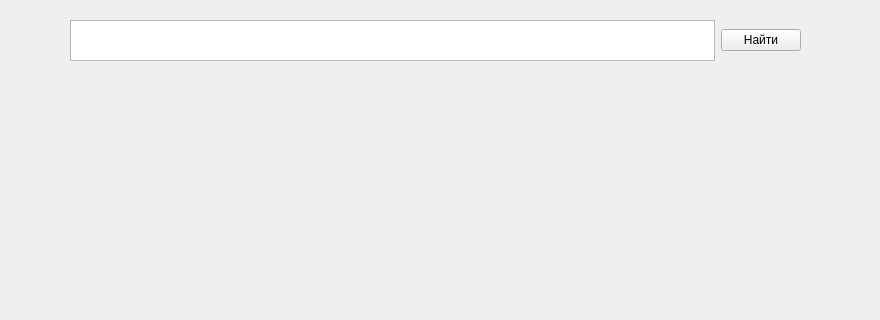
Rinels/YDEX_MAPS, file Design.ui: the form before one commit; both pictures show x 0 to 880 and y 0 to 320 of the 880 by 600 pixel window.
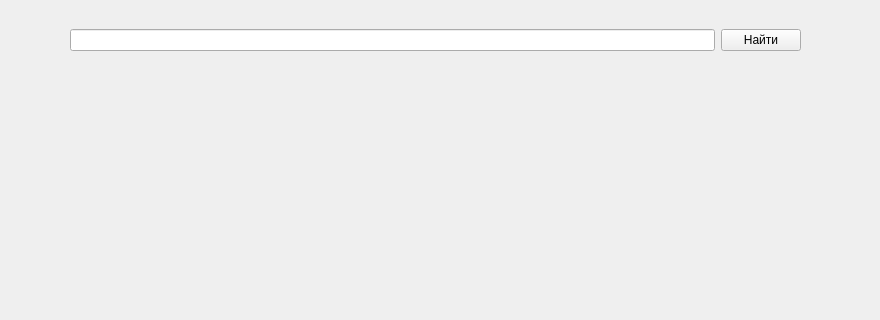
The form after the commit.

Commit message: Большая задача по Maps API. Часть №5 и №6

The edit to the form file:
```diff
--- a/Design.ui
+++ b/Design.ui
@@ -51,7 +51,7 @@
     </property>
     <layout class="QHBoxLayout" name="horizontalLayout">
      <item>
-      <widget class="QTextEdit" name="textEdit"/>
+      <widget class="QLineEdit" name="textEdit"/>
      </item>
      <item>
       <widget class="QPushButton" name="findButton">
```
The commit also changes 1 other file.
